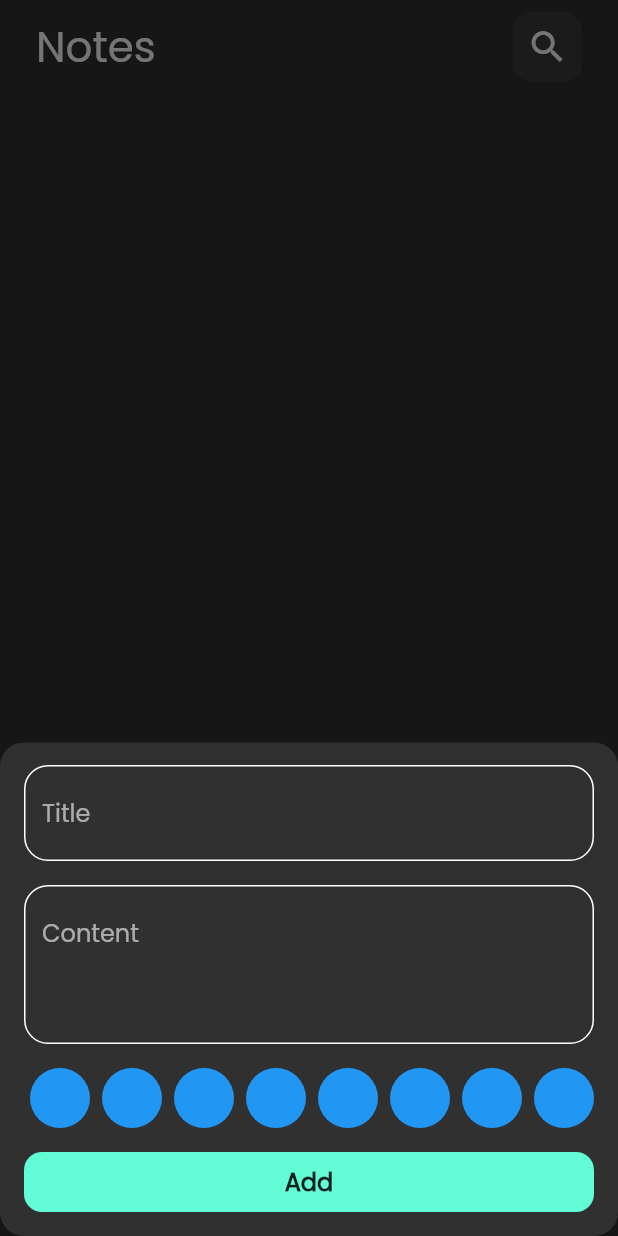
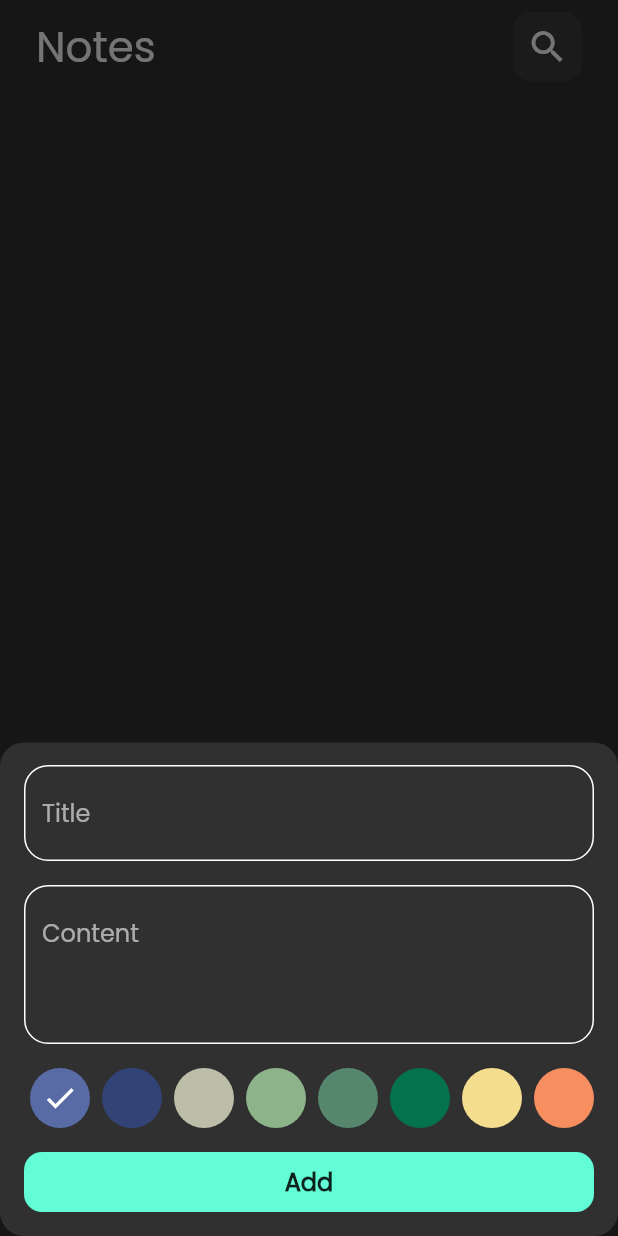
Before and after one commit to ramanassif/notes_app, a Flutter app: the screen it shows after launch, after a tap on the "add" icon, on a phone screen of 412 x 824 dp. Run offline on Flutter 3.47's test engine with Material 2 defaults, Android fonts, the phone set to English and light mode, and no system bars; our stand-ins replace flutter_bloc, font_awesome_flutter, hive, hive_flutter; accounts and stored records are empty.

Commit message:
Colors list view done

```diff
--- a/lib/constants.dart
+++ b/lib/constants.dart
@@ -2,3 +2,15 @@ import 'package:flutter/material.dart';
 
 const kPrimaryColor = Color(0xff62FCD7);
 const kNotesBox = 'notes_box';
+List<Color> colors = const [
+  Color(0xff586BA4),
+  Color(0xff324376),
+  Color(0xffBDBEA9),
+  Color(0xff8DB38B),
+  Color(0xff56876D),
+  Color(0xff04724D),
+  Color(0xffF5DD90),
+  Color(0xffF68E5F),
+  Color(0xffF76C5E),
+  Color(0xffD2AB99),
+];
--- a/lib/views/widgets/color_item.dart
+++ b/lib/views/widgets/color_item.dart
@@ -1,15 +1,26 @@
 import 'package:flutter/material.dart';
 
 class ColorItem extends StatelessWidget {
-  const ColorItem({Key? key}) : super(key: key);
+  final bool isSelected;
+  final Color color;
+
+  const ColorItem({Key? key, required this.isSelected,required this.color}) : super(key: key);
 
   @override
   Widget build(BuildContext context) {
-    return const Padding(
-      padding: EdgeInsets.symmetric(horizontal: 4.0),
-      child: CircleAvatar(
-        backgroundColor: Colors.blue,
-      ),
+    return Padding(
+      padding: const EdgeInsets.symmetric(horizontal: 4.0),
+      child: isSelected
+          ? CircleAvatar(
+              backgroundColor: color,
+              child: const Icon(
+                Icons.check,
+                color: Colors.white,
+              ),
+            )
+          : CircleAvatar(
+              backgroundColor: color,
+            ),
     );
   }
 }
--- a/lib/views/widgets/colors_list_view.dart
+++ b/lib/views/widgets/colors_list_view.dart
@@ -1,18 +1,35 @@
 import 'package:flutter/material.dart';
+import 'package:notes_app/constants.dart';
 import 'package:notes_app/views/widgets/color_item.dart';
 
-class ColorsListView extends StatelessWidget {
+class ColorsListView extends StatefulWidget {
   const ColorsListView({Key? key}) : super(key: key);
+
+  @override
+  State<ColorsListView> createState() => _ColorsListViewState();
+}
+
+class _ColorsListViewState extends State<ColorsListView> {
+  int currentIndex = 0;
 
   @override
   Widget build(BuildContext context) {
     return SizedBox(
       height: 40,
       child: ListView.builder(
-        itemCount: 10,
+        itemCount: colors.length,
         scrollDirection: Axis.horizontal,
         itemBuilder: (context, index) {
-          return const ColorItem();
+          return GestureDetector(
+            onTap: () {
+              currentIndex = index;
+              setState(() {});
+            },
+            child: ColorItem(
+              isSelected: currentIndex == index ? true : false,
+              color: colors[index],
+            ),
+          );
         },
       ),
     );
```
